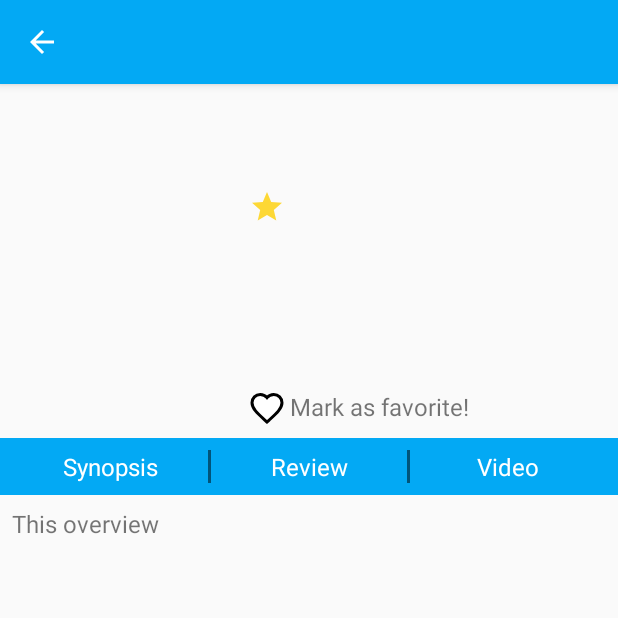
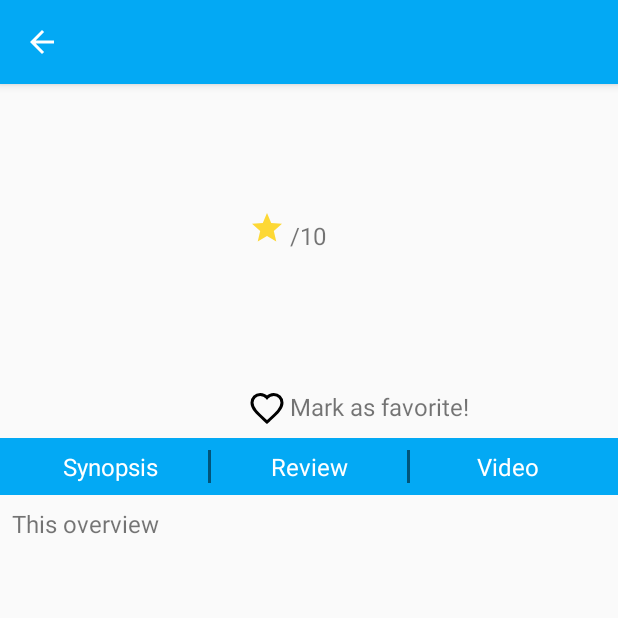
Before and after one commit to raraodd/popular-movie, an Android app: the MovieDetailsActivity screen opened directly, with no data from a screen before it, on a phone screen of 412 x 824 dp, the top half of it. Run offline under Robolectric (Android 15) with nearby library versions, the phone set to English and light mode, and no system bars; our stand-ins replace ButterKnife, Picasso; pictures from the network do not load; 6 statements that could not run were skipped.

```diff
--- a/app/src/main/java/com/wendy/popularmovieapp/Constant.java
+++ b/app/src/main/java/com/wendy/popularmovieapp/Constant.java
@@ -6,13 +6,21 @@ package com.wendy.popularmovieapp;
 
 public class Constant {
 
+    public static final String SORT_BY = "sort_by";
     public static final String SORT_BY_TOP_RATED = "top_rated";
     public static final String SORT_BY_POPULARITY = "popular";
     public static final String SORT_BY_DEFAULT = SORT_BY_POPULARITY;
+
+    public static final int POPULARITY = 0;
+    public static final int TOP_RATED = 1;
 
     public static String EXTRA_MOVIE = "extra_movie";
     public static String EXTRA_MOVIE_FAVORITE = "extra_movie_favorite";
     public static String EXTRA_MOVIE_ISFAVORITE = "extra_movie_isfavorite";
 
     public static int CODE_MOVIE_FAVORITE = 1;
+
+    public static final String SELECTED_DETAIL = "detail_selected";
+    public static final int DETAIL_SYNOPSIS = 0;
+    public static final int DETAIL_REVIEW = 1;
 }
--- a/app/src/main/java/com/wendy/popularmovieapp/data/Movie.java
+++ b/app/src/main/java/com/wendy/popularmovieapp/data/Movie.java
@@ -11,7 +11,7 @@ import java.io.Serializable;
  * Created by wendy on 7/7/2017.
  */
 
-public class Movie implements Serializable, Parcelable {
+public class Movie implements Parcelable {
 
     private long id;
     @SerializedName("vote_average")
--- a/app/src/main/java/com/wendy/popularmovieapp/feature/moviedetail/MovieDetailsActivity.java
+++ b/app/src/main/java/com/wendy/popularmovieapp/feature/moviedetail/MovieDetailsActivity.java
@@ -64,6 +64,7 @@ public class MovieDetailsActivity extends AppCompatActivity implements MovieDeta
     private Context mContext;
     private Movie mMovie;
     private ReviewListAdapter adapter;
+    private int selectedDetail;
 
     @Override
     protected void onCreate(Bundle savedInstanceState) {
@@ -93,6 +94,26 @@ public class MovieDetailsActivity extends AppCompatActivity implements MovieDeta
         loadMovieDetails(viewModel.movie.getId());
         loadReviews(viewModel.movie.getId());
         loadVideos(viewModel.movie.getId());
+
+        if(selectedDetail == Constant.DETAIL_SYNOPSIS) {
+            onSynopsisSelected();
+        }
+        else if(selectedDetail == Constant.DETAIL_REVIEW) {
+            onReviewSelected();
+        }
+    }
+
+    @Override
+    protected void onSaveInstanceState(Bundle outState) {
+        outState.putInt(Constant.SELECTED_DETAIL, selectedDetail);
+        super.onSaveInstanceState(outState);
+    }
+
+    @Override
+    protected void onRestoreInstanceState(Bundle savedInstanceState) {
+        super.onRestoreInstanceState(savedInstanceState);
+        if(savedInstanceState == null) return;
+        selectedDetail = savedInstanceState.getInt(Constant.SELECTED_DETAIL);
     }
 
     @Override
@@ -136,16 +157,17 @@ public class MovieDetailsActivity extends AppCompatActivity implements MovieDeta
         tvSynopsisDetail.setText(viewModel.movie.getSynopsis());
         Picasso.with(mContext)
                 .load(PopularMovieApp.API_POSTER_HEADER_LARGE + viewModel.movie.getPoster())
+                .placeholder(R.drawable.ic_sentiment_dissatisfied)
                 .into(ivPoster);
     }
 
-    public void setLayoutManager() {
+    private void setLayoutManager() {
         LinearLayoutManager layoutManager = new LinearLayoutManager(mContext);
         rvReview.setLayoutManager(layoutManager);
         rvReview.setHasFixedSize(true);
     }
 
-    public void setAdapter(ArrayList<Review> reviews) {
+    private void setAdapter(ArrayList<Review> reviews) {
         adapter = new ReviewListAdapter(mContext, reviews);
         rvReview.setAdapter(adapter);
     }
@@ -214,12 +236,12 @@ public class MovieDetailsActivity extends AppCompatActivity implements MovieDeta
             viewModel.movie.isFavorite = 1;
         }
         if(view.getId() == R.id.tv_synopsis) {
-            tvSynopsisDetail.setVisibility(View.VISIBLE);
-            rvReview.setVisibility(View.GONE);
+            onSynopsisSelected();
+            selectedDetail = Constant.DETAIL_SYNOPSIS;
         }
         if(view.getId() == R.id.tv_review) {
-            rvReview.setVisibility(View.VISIBLE);
-            tvSynopsisDetail.setVisibility(View.GONE);
+            onReviewSelected();
+            selectedDetail = Constant.DETAIL_REVIEW;
             adapter.notifyDataSetChanged();
         }
         if(view.getId() == R.id.tv_video) {
@@ -227,4 +249,14 @@ public class MovieDetailsActivity extends AppCompatActivity implements MovieDeta
         }
         Log.d("WENDY", "FAVORITE " + viewModel.movie.isFavorite);
     }
+
+    private void onSynopsisSelected() {
+        tvSynopsisDetail.setVisibility(View.VISIBLE);
+        rvReview.setVisibility(View.GONE);
+    }
+
+    private void onReviewSelected() {
+        rvReview.setVisibility(View.VISIBLE);
+        tvSynopsisDetail.setVisibility(View.GONE);
+    }
 }
--- a/app/src/main/java/com/wendy/popularmovieapp/feature/moviedetail/MovieDetailsViewModel.java
+++ b/app/src/main/java/com/wendy/popularmovieapp/feature/moviedetail/MovieDetailsViewModel.java
@@ -17,8 +17,8 @@ import java.util.ArrayList;
 public class MovieDetailsViewModel implements MovieDetailsObserver {
 
     public Movie movie;
-    public ArrayList<Review> reviews;
-    public ArrayList<Video> videos;
+    public ArrayList<Review> reviews = new ArrayList<>();
+    public ArrayList<Video> videos = new ArrayList<>();
 
     private MovieDetailsView view;
     public MovieDetailsViewModel(MovieDetailsView view, Movie movie) {
--- a/app/src/main/java/com/wendy/popularmovieapp/feature/movielist/MovieListAdapter.java
+++ b/app/src/main/java/com/wendy/popularmovieapp/feature/movielist/MovieListAdapter.java
@@ -52,7 +52,6 @@ public class MovieListAdapter extends RecyclerView.Adapter<MovieListAdapter.Movi
     @Override
     public void onBindViewHolder(MovieViewHolder holder, int position) {
         Movie movie = movies.get(position);
-        Log.d("WENDY", "poster: " + movie.getPoster() + " title: " + movie.getTitle());
         holder.bind(movie);
     }
 
@@ -79,6 +78,7 @@ public class MovieListAdapter extends RecyclerView.Adapter<MovieListAdapter.Movi
 
             Picasso.with(mContext)
                     .load(PopularMovieApp.API_POSTER_HEADER_LARGE + movie.getPoster())
+                    .placeholder(R.drawable.ic_sentiment_dissatisfied)
                     .into(mPoster);
         }
 
--- a/app/src/main/java/com/wendy/popularmovieapp/utils/Utils.java
+++ b/app/src/main/java/com/wendy/popularmovieapp/utils/Utils.java
@@ -18,6 +18,7 @@ public class Utils {
         DisplayMetrics displayMetrics = context.getResources().getDisplayMetrics();
         float dpWidth = displayMetrics.widthPixels / displayMetrics.density;
         int noOfColumns = (int) (dpWidth / 180);
+        if(noOfColumns < 2) return 2;
         return noOfColumns;
     }
 
--- a/app/src/main/res/drawable/ic_unfavorite.xml
+++ b/app/src/main/res/drawable/ic_unfavorite.xml
@@ -3,9 +3,8 @@
         android:height="24dp"
         android:viewportWidth="24.0"
         android:viewportHeight="24.0">
-16sp    <path
-        android:strokeColor="@color/colorBlack"
+    <path
+        android:strokeColor="#000000"
         android:strokeWidth="2.0"
-        android:fillColor="@color/colorWhite"
         android:pathData="M12,21.35l-1.45,-1.32C5.4,15.36 2,12.28 2,8.5 2,5.42 4.42,3 7.5,3c1.74,0 3.41,0.81 4.5,2.09C13.09,3.81 14.76,3 16.5,3 19.58,3 22,5.42 22,8.5c0,3.78 -3.4,6.86 -8.55,11.54L12,21.35z"/>
 </vector>
--- a/app/src/main/res/layout/activity_movie_details.xml
+++ b/app/src/main/res/layout/activity_movie_details.xml
@@ -46,7 +46,7 @@
                     android:layout_width="match_parent"
                     android:layout_height="wrap_content"
                     android:paddingTop="@dimen/padding_extra_small"
-                    android:textSize="@dimen/padding_extra_small"
+                    android:textSize="@dimen/text_size_small"
                     android:layout_below="@+id/tv_runtime_details"/>
                 <LinearLayout
                     android:layout_width="match_parent"
@@ -68,7 +68,7 @@
                         android:layout_width="wrap_content"
                         android:layout_height="wrap_content"
                         android:textSize="@dimen/text_size_medium"
-                        tools:text="@string/vote_denominator"/>
+                        android:text="@string/vote_denominator"/>
                 </LinearLayout>
                 <LinearLayout
                     android:layout_width="match_parent"
--- a/app/src/main/res/menu/main.xml
+++ b/app/src/main/res/menu/main.xml
@@ -10,9 +10,9 @@
         <item android:id="@+id/item_sort_by_top_rated"
             android:title="Top Rated"
             />
-        <item android:id="@+id/item_sort_by_favorite"
-            android:title="Favorite"
-            />
+        <!--<item android:id="@+id/item_sort_by_favorite"-->
+            <!--android:title="Favorite"-->
+            <!--/>-->
     </group>
 
 </menu>
--- a/build.gradle
+++ b/build.gradle
@@ -3,11 +3,10 @@
 buildscript {
 
     repositories {
-        google()
         jcenter()
     }
     dependencies {
-        classpath 'com.android.tools.build:gradle:3.0.0-alpha5'
+        classpath 'com.android.tools.build:gradle:2.3.2'
 
 
         // NOTE: Do not place your application dependencies here; they belong
@@ -17,7 +16,6 @@ buildscript {
 
 allprojects {
     repositories {
-        google()
         jcenter()
     }
 }
```
Also changed, not shown: app/build.gradle (+11 -14 lines), app/src/main/java/com/wendy/popularmovieapp/feature/movielist/MovieListActivity.java (+37 -6 lines), gradle/wrapper/gradle-wrapper.properties, 1 other file.
